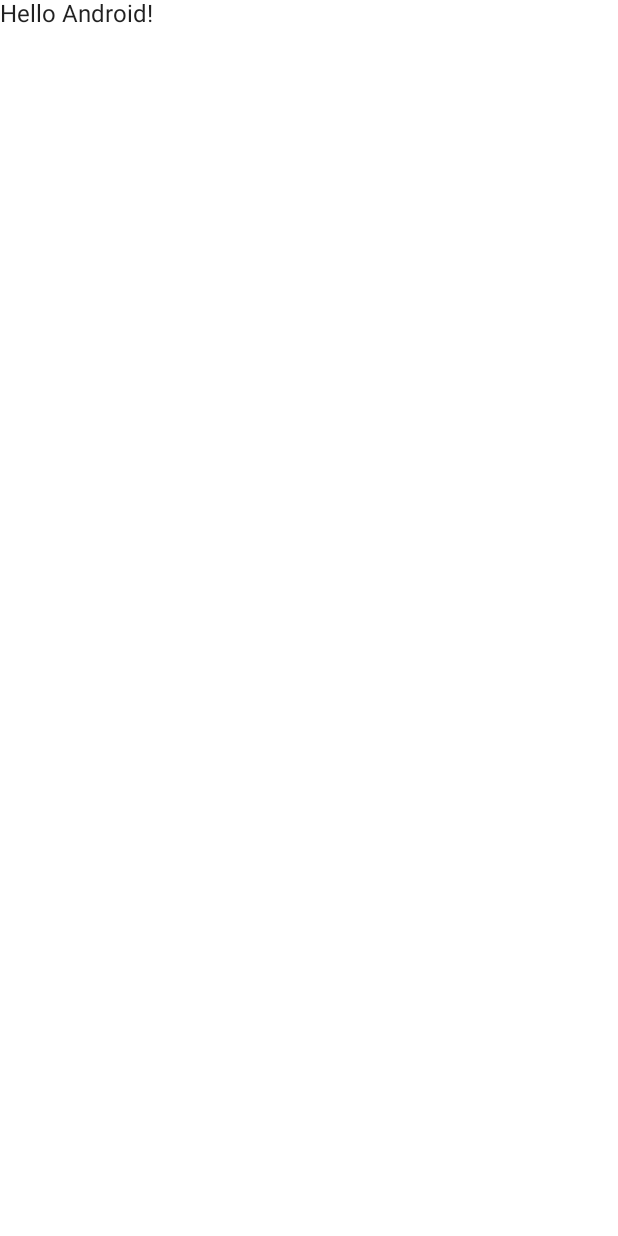
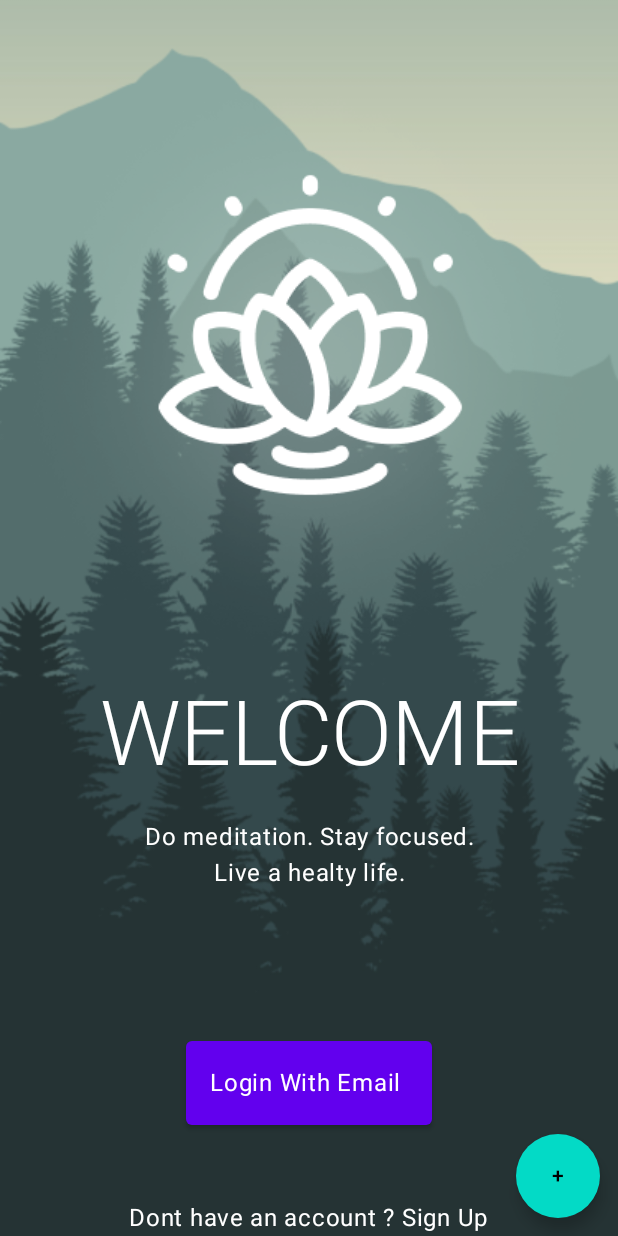
Before and after one commit to moemaair/Mantrana, an Android app built with Jetpack Compose: the screen it shows after launch (MainActivity before the commit, WelcomeScreen after it), on a phone screen of 412 x 824 dp. Before the commit the screen is almost empty. Run offline under Robolectric (Android 15) with nearby library versions, the phone set to English and light mode, and no system bars.

Commit message:
implement UI of Welcome page

```diff
--- a/app/build.gradle
+++ b/app/build.gradle
@@ -59,4 +59,7 @@
     androidTestImplementation "androidx.compose.ui:ui-test-junit4:$compose_version"
     debugImplementation "androidx.compose.ui:ui-tooling:$compose_version"
     debugImplementation "androidx.compose.ui:ui-test-manifest:$compose_version"
+
+    //material theme
+    implementation 'com.google.android.material:material:1.6.0'
 }
--- /dev/null
+++ b/app/src/main/java/com/android/mantrana/WelcomeScreen.kt
@@ -0,0 +1,121 @@
+package com.android.mantrana
+
+import android.os.Bundle
+import android.widget.Toast
+import androidx.activity.ComponentActivity
+import androidx.activity.compose.setContent
+import androidx.compose.foundation.Image
+import androidx.compose.foundation.background
+import androidx.compose.foundation.layout.*
+import androidx.compose.material.*
+import androidx.compose.runtime.Composable
+import androidx.compose.ui.Alignment
+import androidx.compose.ui.Modifier
+import androidx.compose.ui.graphics.Color
+import androidx.compose.ui.layout.ContentScale
+import androidx.compose.ui.res.painterResource
+import androidx.compose.ui.text.*
+import androidx.compose.ui.text.style.TextAlign
+import androidx.compose.ui.tooling.preview.Preview
+import androidx.compose.ui.unit.dp
+import com.android.mantrana.ui.theme.MantranaTheme
+
+class WelcomeScreen : ComponentActivity() {
+    override fun onCreate(savedInstanceState: Bundle?) {
+        super.onCreate(savedInstanceState)
+        setContent {
+            // A surface container using the 'background' color from the theme
+            Surface(
+                modifier = Modifier.fillMaxSize(),
+
+                ) {
+                WelcomScreenPreview(modifier = Modifier.fillMaxSize(), "WELCOME",
+                    "Do meditation. Stay focused.\nLive a healty life.")
+            }
+        }
+    }
+}
+
+
+@Composable
+fun WelcomScreenPreview(
+    modifier: Modifier = Modifier.fillMaxSize(),
+    heading: String ="",
+    paragraph: String = ""
+) {
+
+    Box(modifier = Modifier.fillMaxSize()){
+
+        Image(
+            modifier = Modifier.fillMaxWidth(),
+            alignment = Alignment.Center,
+            painter = painterResource(id = R.drawable.background),
+            contentDescription = "splashscreen Image",
+            contentScale = ContentScale.Crop
+        )
+
+        Column(modifier = Modifier.fillMaxSize(),
+            verticalArrangement = Arrangement.Center,
+            horizontalAlignment = Alignment.CenterHorizontally
+        ){
+            Image(
+                painter = painterResource(id = R.drawable.logo_big),
+                contentDescription = "splashscreen Image",
+                contentScale = ContentScale.Fit
+            )
+
+
+            Text(heading,
+                textAlign = TextAlign.Center,
+            style = MaterialTheme.typography.h2,
+                color = Color.White
+                )
+            Spacer(modifier = Modifier.height(20.dp))
+
+            Text(paragraph,
+                textAlign = TextAlign.Center,
+                style = MaterialTheme.typography.body1,
+                color = Color.White
+            )
+            Spacer(modifier = Modifier.height(100.dp))
+
+            Button(onClick = { println("button works!") },
+                contentPadding = PaddingValues(16.dp)){
+                Text(text = "Login With Email ",
+                    style = MaterialTheme.typography.body1,
+                    color = Color.White)
+            }
+
+            Spacer(modifier = Modifier.height(50.dp))
+
+            Text(text = "Dont have an account ? Sign Up", style = MaterialTheme.typography.body1,
+                color = Color.White)
+
+        }
+
+        FloatingActionButton(
+            modifier = Modifier
+                .align(Alignment.BottomEnd)
+                .padding(12.dp),
+            onClick = {
+
+            }
+        ) {
+            Text("+")
+        }
+
+
+    }
+
+}
+
+
+
+
+@Preview(showBackground = true)
+@Composable
+fun DefaultPreview3() {
+    MantranaTheme {
+        WelcomScreenPreview()
+    }
+}
--- a/app/src/main/java/com/android/mantrana/ui/theme/Color.kt
+++ b/app/src/main/java/com/android/mantrana/ui/theme/Color.kt
@@ -6,3 +6,4 @@
 val Purple500 = Color(0xFF6200EE)
 val Purple700 = Color(0xFF3700B3)
 val Teal200 = Color(0xFF03DAC5)
+val buttonColor = Color(0xFF7C9A92)
--- a/app/src/main/java/com/android/mantrana/ui/theme/Theme.kt
+++ b/app/src/main/java/com/android/mantrana/ui/theme/Theme.kt
@@ -13,9 +13,10 @@
 )
 
 private val LightColorPalette = lightColors(
-    primary = Purple500,
+    primary = buttonColor,
     primaryVariant = Purple700,
-    secondary = Teal200
+    secondary = Teal200,
+    onSecondary = buttonColor
 
     /* Other default colors to override
     background = Color.White,
--- a/app/src/main/res/values/strings.xml
+++ b/app/src/main/res/values/strings.xml
@@ -1,4 +1,5 @@
 <resources>
     <string name="app_name">Mantrana</string>
     <string name="title_activity_splash_screen">SplashScreen</string>
+    <string name="title_activity_welcome_screen">WelcomeScreen</string>
 </resources>
```
Also changed, not shown: app/src/main/AndroidManifest.xml (+10 -2 lines), app/src/main/java/com/android/mantrana/SplashScreen.kt (+30 -17 lines), app/src/main/java/com/android/mantrana/ui/theme/Type.kt (+21 -3 lines), build.gradle (+8 -0 lines), app/src/main/res/font/inter_bold.ttf (added), app/src/main/res/font/inter_extralight.ttf (added), app/src/main/res/font/inter_medium.ttf (added), app/src/main/res/font/inter_regular.ttf (added), app/src/main/res/font/inter_thin.ttf (added).
